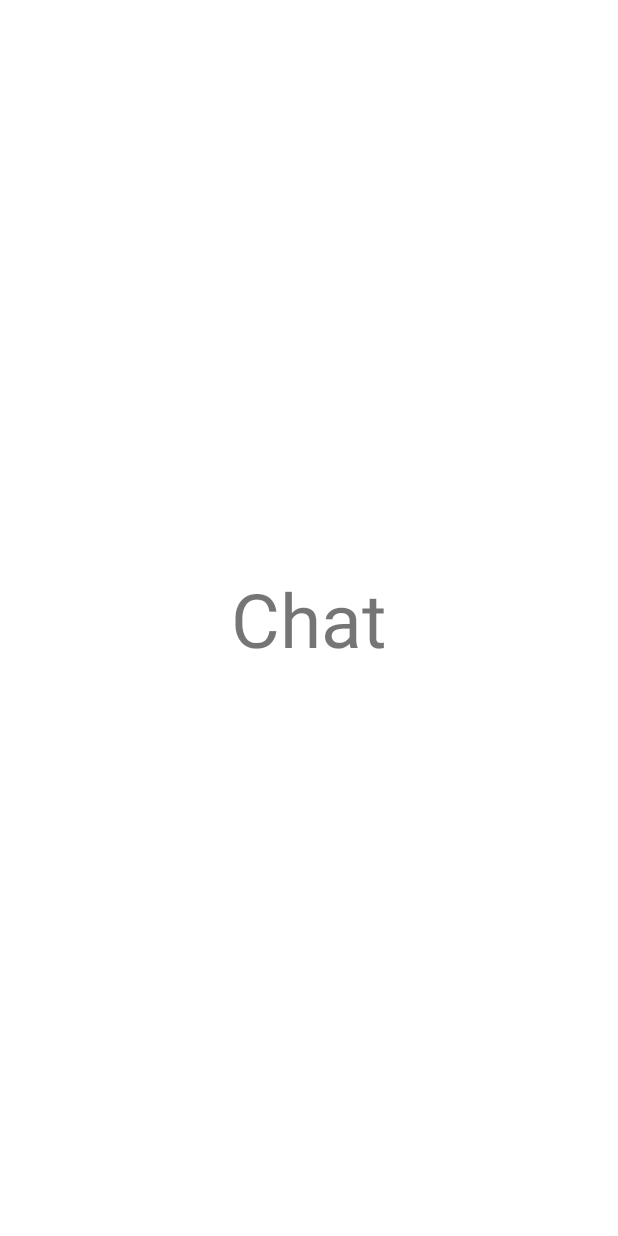
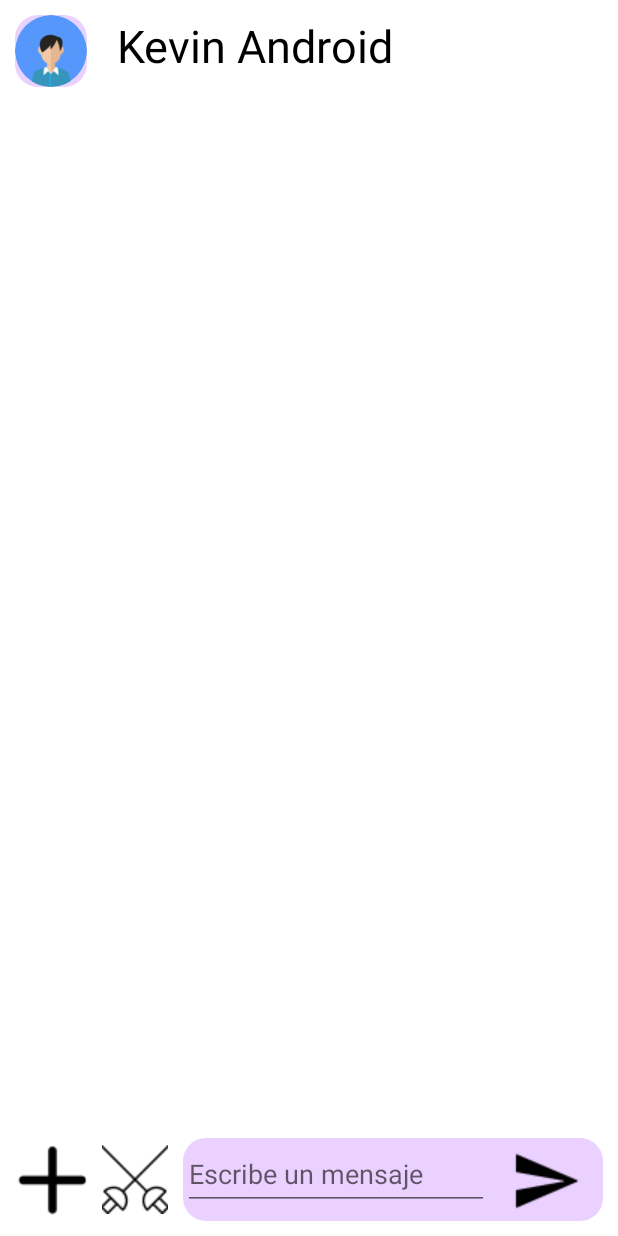
Before and after one commit to IntroCompuMovil202130/CityShare, an Android app: the ChatActivity screen opened directly, with no data from a screen before it, on a phone screen of 412 x 824 dp. Before the commit the screen is almost empty. Run offline under Robolectric (Android 15) with nearby library versions, the phone set to English and light mode, and no system bars; our stand-ins replace CircleImageView.

Commit message:
chat and preguess

```diff
--- a/app/build.gradle
+++ b/app/build.gradle
@@ -32,6 +32,7 @@ android {
 dependencies {
 
     implementation 'androidx.appcompat:appcompat:1.3.1'
+    implementation 'de.hdodenhof:circleimageview:3.1.0'
     implementation 'com.google.android.material:material:1.4.0'
     implementation 'com.android.support:appcompat-v7:23.2.0'
     implementation 'androidx.constraintlayout:constraintlayout:2.1.0'
--- a/app/src/main/AndroidManifest.xml
+++ b/app/src/main/AndroidManifest.xml
@@ -9,7 +9,10 @@
         android:roundIcon="@mipmap/ic_launcher_round"
         android:supportsRtl="true"
         android:theme="@style/Theme.CityShare">
-        <activity android:name=".ChallengesActivity"></activity>
+        <activity
+            android:name=".preguess"
+            android:exported="true" />
+        <activity android:name=".ChallengesActivity" />
         <activity android:name=".ScoreActivity" />
         <activity
             android:name=".ChatActivity"
--- /dev/null
+++ b/app/src/main/res/drawable/edit_t.xml
@@ -0,0 +1,13 @@
+<?xml version="1.0" encoding="utf-8"?>
+<!--  res/drawable/rounded_edittext.xml -->
+<shape xmlns:android="http://schemas.android.com/apk/res/android"
+    android:shape="rectangle"
+    android:padding="10dp">
+
+    <solid android:color="#EBD1FF" />
+    <corners
+        android:bottomRightRadius="15dp"
+        android:bottomLeftRadius="15dp"
+        android:topLeftRadius="15dp"
+        android:topRightRadius="15dp" />
+</shape>
--- a/app/src/main/res/layout/activity_chat.xml
+++ b/app/src/main/res/layout/activity_chat.xml
@@ -1,19 +1,103 @@
 <?xml version="1.0" encoding="utf-8"?>
-<androidx.constraintlayout.widget.ConstraintLayout xmlns:android="http://schemas.android.com/apk/res/android"
-    xmlns:app="http://schemas.android.com/apk/res-auto"
+<LinearLayout xmlns:android="http://schemas.android.com/apk/res/android"
     xmlns:tools="http://schemas.android.com/tools"
     android:layout_width="match_parent"
     android:layout_height="match_parent"
+    android:orientation="vertical"
+    android:padding="10sp"
     tools:context=".ChatActivity">
 
-    <TextView
-        android:id="@+id/textView5"
+    <LinearLayout
+        android:layout_width="match_parent"
+        android:layout_height="wrap_content"
+        android:orientation="horizontal">
+
+        <de.hdodenhof.circleimageview.CircleImageView
+            android:layout_width="48sp"
+            android:layout_height="48sp"
+            android:background="@drawable/edit_t"
+            android:src="@drawable/fotop"
+            android:layout_marginRight="20dp">
+
+        </de.hdodenhof.circleimageview.CircleImageView>
+
+        <TextView
+            android:layout_width="wrap_content"
+            android:layout_height="wrap_content"
+            android:text="@string/nombre"
+            android:textColor="#000000"
+            android:textSize="30sp">
+
+        </TextView>
+    </LinearLayout>
+
+    <androidx.recyclerview.widget.RecyclerView
         android:layout_width="wrap_content"
-        android:layout_height="wrap_content"
-        android:text="Chat"
-        android:textSize="50sp"
-        app:layout_constraintBottom_toBottomOf="parent"
-        app:layout_constraintEnd_toEndOf="parent"
-        app:layout_constraintStart_toStartOf="parent"
-        app:layout_constraintTop_toTopOf="parent" />
-</androidx.constraintlayout.widget.ConstraintLayout>
+        android:layout_height="0dp"
+        android:layout_weight="1"
+        >
+
+    </androidx.recyclerview.widget.RecyclerView>
+
+    <LinearLayout
+        android:layout_width="match_parent"
+        android:layout_height="55sp"
+        android:orientation="horizontal">
+
+        <ImageButton
+            android:layout_width="wrap_content"
+            android:layout_height="wrap_content"
+            android:background="@null"
+            android:contentDescription="@string/suma"
+            android:layout_weight="0.2"
+            android:padding="10dp"
+            android:src="@drawable/plus"
+            android:layout_marginRight="10dp">
+
+        </ImageButton>
+
+        <ImageButton
+            android:layout_width="wrap_content"
+            android:layout_height="wrap_content"
+            android:background="@null"
+            android:layout_weight="0.2"
+            android:contentDescription="@string/retar"
+            android:minHeight="48dp"
+            android:padding="10sp"
+            android:src="@drawable/retop"
+            android:layout_marginRight="10dp">
+
+        </ImageButton>
+
+        <FrameLayout
+            android:layout_width="match_parent"
+            android:layout_height="match_parent"
+            android:background="@drawable/edit_t"
+            android:layout_weight="0.8">
+
+            <EditText
+                android:layout_width="204dp"
+                android:layout_height="48sp"
+                android:layout_marginRight="10dp"
+                android:hint="@string/ems"
+                android:minHeight="48sp">
+
+            </EditText>
+
+            <ImageButton
+                android:layout_width="wrap_content"
+                android:layout_height="wrap_content"
+                android:layout_gravity="end"
+                android:background="@null"
+                android:contentDescription="@string/enviar"
+                android:minHeight="48dp"
+                android:padding="10sp"
+                android:src="@drawable/sendp"
+                android:layout_marginLeft="10dp">
+
+            </ImageButton>
+        </FrameLayout>
+
+    </LinearLayout>
+
+</LinearLayout>
--- a/app/src/main/res/values/strings.xml
+++ b/app/src/main/res/values/strings.xml
@@ -11,4 +11,13 @@
     <string name="historias">Mis historias</string>
     <string name="chat">Chat</string>
     <string name="guess">Selecciona donde crees que está</string>
+    <string name="enviar">Enviar</string>
+    <string name="retar">Retar</string>
+    <string name="suma">más</string>
+    <string name="nombre">Kevin Android</string>
+    <string name="ems">Escribe un mensaje</string>
+    <string name="stats">Ver Estadisticas</string>
+    <string name="close">Cerrar</string>
+    <string name="guess1">Adivinar</string>
+    <string name="adivin">Adivina!</string>
 </resources>
```
Also changed, not shown: app/src/main/java/main/Pantallas/preguess.java (added, +14 -0 lines), app/src/main/res/drawable/button_op.xml (added, +13 -0 lines), app/src/main/res/layout/activity_preguess.xml (added, +93 -0 lines), app/src/main/res/drawable/coliseo.png (added), app/src/main/res/drawable/equis.png (added), app/src/main/res/drawable/fotop.png (added), app/src/main/res/drawable/plus.png (added), app/src/main/res/drawable/retop.png (added), app/src/main/res/drawable/sendp.png (added).
